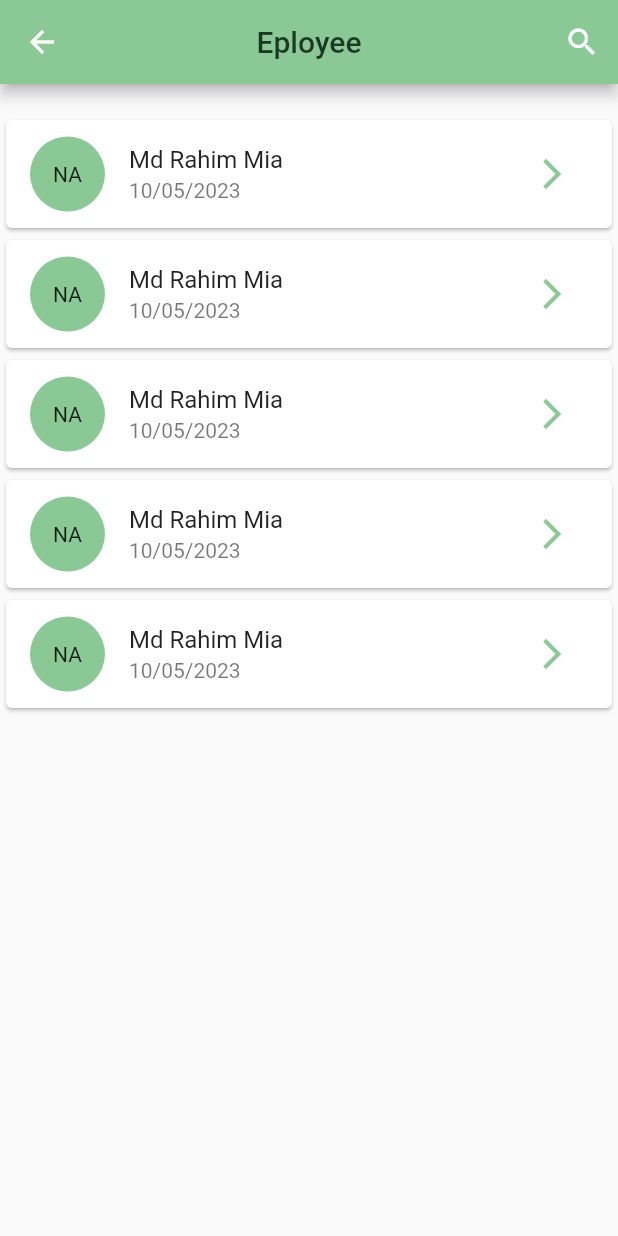
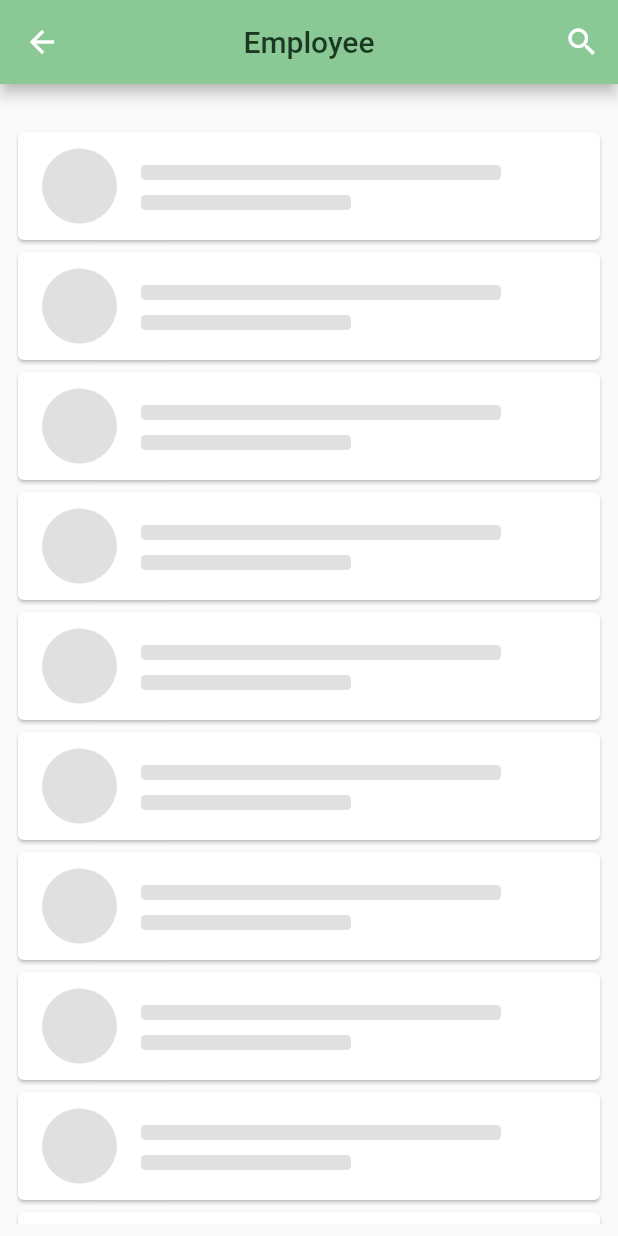
Before and after one commit to tahmina-bristy-b2/abc12, a Flutter app: the ApprovalAppraisal screen opened directly, on a phone screen of 412 x 824 dp. Run offline on Flutter 3.47's test engine with Material 2 defaults, Android fonts, the phone set to English and light mode, and no system bars; our stand-ins replace animated_custom_dropdown, data_table_2, device_info_plus, dropdown_button2, extended_image, flutter_native_image and 14 more; missing offline and left inert: device_info_plus_web, flutter_inappwebview, geolocator_web, image_picker_for_web, location_web and 3 more; accounts and stored records are empty.

Commit message:
added loading loading animation

```diff
--- a/lib/ui/Appraisal/appraisal_employee_page.dart
+++ b/lib/ui/Appraisal/appraisal_employee_page.dart
@@ -6,6 +6,7 @@ import 'package:MREPORTING/services/appraisal/appraisal_repository.dart';
 import 'package:MREPORTING/ui/Appraisal/appraisal_approval_details.dart';
 import 'package:MREPORTING/ui/Appraisal/appraisal_screen.dart';
 import 'package:flutter/material.dart';
+import 'package:shimmer/shimmer.dart';
 
 class ApprovalAppraisal extends StatefulWidget {
   const ApprovalAppraisal(
@@ -27,7 +28,7 @@ class _ApprovalAppraisalState extends State<ApprovalAppraisal> {
   DmPathDataModel? dmpathData;
   AppraisalEmployee? appraisalEmployee;
 
-  bool isLoading = false;
+  bool isLoading = true;
   bool _searchExpand = false;
   bool _color = false;
   double height = 0.0;
@@ -51,7 +52,7 @@ class _ApprovalAppraisalState extends State<ApprovalAppraisal> {
   Widget build(BuildContext context) {
     return Scaffold(
       appBar: AppBar(
-        title: const Text('Eployee'),
+        title: const Text('Employee'),
         centerTitle: true,
         actions: [
           IconButton(
@@ -98,9 +99,43 @@ class _ApprovalAppraisalState extends State<ApprovalAppraisal> {
                   )
                 : Container(),
           ),
-          Expanded(
+          isLoading
+              ? Expanded(child: dataLoadingView())
+              : appraisalEmployee == null ||
+                      appraisalEmployee!.resData.ffList.isEmpty
+                  ? Center(
+                      child: Stack(children: [
+                        Image.asset(
+                          'assets/images/no_data_found.png',
+                          fit: BoxFit.cover,
+                        ),
+                        Positioned(
+                          left: MediaQuery.of(context).size.width / 2.5,
+                          bottom: MediaQuery.of(context).size.height * .005,
+                          child: ElevatedButton(
+                              style: ElevatedButton.styleFrom(
+                                backgroundColor: const Color(0xffF0F0F0),
+                              ),
+                              onPressed: () {
+                                Navigator.pop(context);
+                              },
+                              child: const Text(
+                                'Go back',
+                                style: TextStyle(color: Colors.black54),
+                              )),
+                        )
+                      ]),
+                    )
+                  : appraisalEmployeeView(context),
+        ],
+      )),
+    );
+  }
+
+  Expanded appraisalEmployeeView(BuildContext context) {
+    return Expanded(
       child: ListView.builder(
-                itemCount: 5,
+          itemCount: appraisalEmployee!.resData.ffList.length,
           itemBuilder: (itemBuilder, index) {
             return Card(
               child: ListTile(
@@ -111,10 +146,14 @@ class _ApprovalAppraisalState extends State<ApprovalAppraisal> {
                     ),
                     height: 50,
                     width: 50,
-                          child: const Center(child: Text('NA')),
+                    child: Center(
+                        child: Text(appraisalEmployee!
+                            .resData.ffList[index].empName
+                            .substring(0, 2))),
                   ),
-                        title: const Text('Md Rahim Mia'),
-                        subtitle: const Text('10/05/2023'),
+                  title: Text(appraisalEmployee!.resData.ffList[index].empName),
+                  subtitle: Text(
+                      'Employee id: ${appraisalEmployee!.resData.ffList[index].employeeId}'),
                   trailing: IconButton(
                       onPressed: () {
                         if (widget.pageState == 'Approval') {
@@ -122,12 +161,12 @@ class _ApprovalAppraisalState extends State<ApprovalAppraisal> {
                               context,
                               MaterialPageRoute(
                                   builder: (_) =>
-                                            AppraisalApprovalDetails()));
+                                      const AppraisalApprovalDetails()));
                         } else {
                           Navigator.push(
                               context,
                               MaterialPageRoute(
-                                        builder: (_) => ApprisalScreen()));
+                                  builder: (_) => const ApprisalScreen()));
                         }
                       },
                       icon: const Icon(
@@ -146,9 +185,48 @@ class _ApprovalAppraisalState extends State<ApprovalAppraisal> {
                   ),
             );
           }),
+    );
+  }
+
+  Padding dataLoadingView() {
+    return Padding(
+      padding: const EdgeInsets.all(8.0),
+      child: ListView.builder(
+          itemCount: 15,
+          itemBuilder: (itemBuilder, index) {
+            return Card(
+              child: ListTile(
+                leading: Container(
+                  decoration: ShapeDecoration(
+                    shape: const CircleBorder(),
+                    color: Colors.grey[300],
                   ),
-        ],
-      )),
+                  height: 50,
+                  width: 50,
+                ),
+                title: Container(
+                  margin: const EdgeInsets.only(right: 50),
+                  height: 10,
+                  constraints: const BoxConstraints(maxHeight: double.infinity),
+                  decoration: BoxDecoration(
+                    borderRadius: BorderRadius.circular(3),
+                    color: Colors.grey[300],
+                  ),
+                ),
+                subtitle: Container(
+                  margin: const EdgeInsets.only(right: 150),
+                  height: 10,
+                  constraints: const BoxConstraints(
+                    maxHeight: double.infinity,
+                  ),
+                  decoration: BoxDecoration(
+                    borderRadius: BorderRadius.circular(3),
+                    color: Colors.grey[300],
+                  ),
+                ),
+              ),
+            );
+          }),
     );
   }
 
```
Lines whose indentation alone changed are shown as unchanged.
